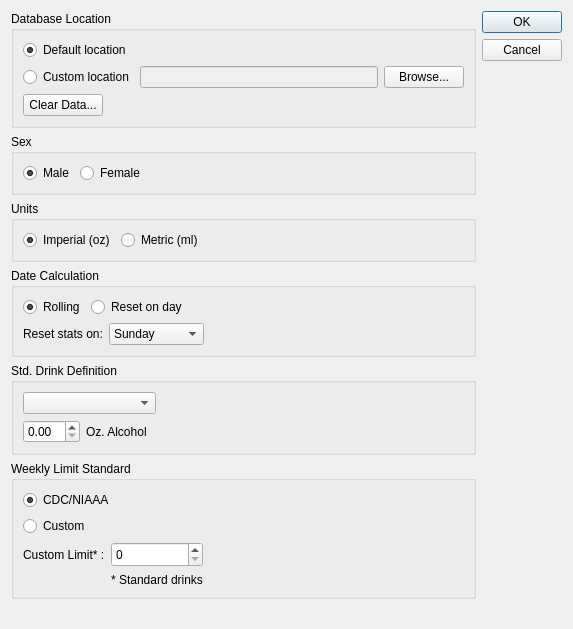
The window that ui/user_settings.ui (minorsecond/BuzzBot) describes before a commit, drawn with Qt 5.
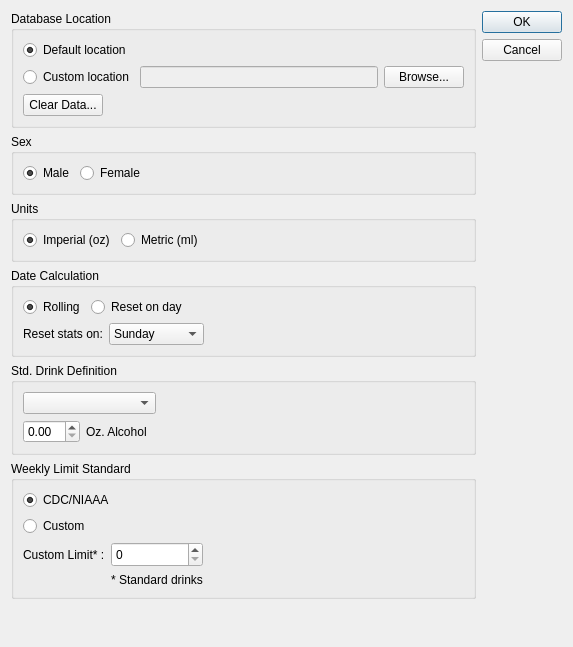
The same window after the commit.

Commit message: Fix pref window button spacing

Diff of the .ui file:
```diff
--- a/ui/user_settings.ui
+++ b/ui/user_settings.ui
@@ -430,6 +430,22 @@
        </property>
       </widget>
      </item>
+     <item>
+      <spacer name="verticalSpacer_2">
+       <property name="orientation">
+        <enum>Qt::Vertical</enum>
+       </property>
+       <property name="sizeType">
+        <enum>QSizePolicy::Minimum</enum>
+       </property>
+       <property name="sizeHint" stdset="0">
+        <size>
+         <width>20</width>
+         <height>575</height>
+        </size>
+       </property>
+      </spacer>
+     </item>
     </layout>
    </item>
   </layout>
```
The commit also changes 2 other files.
